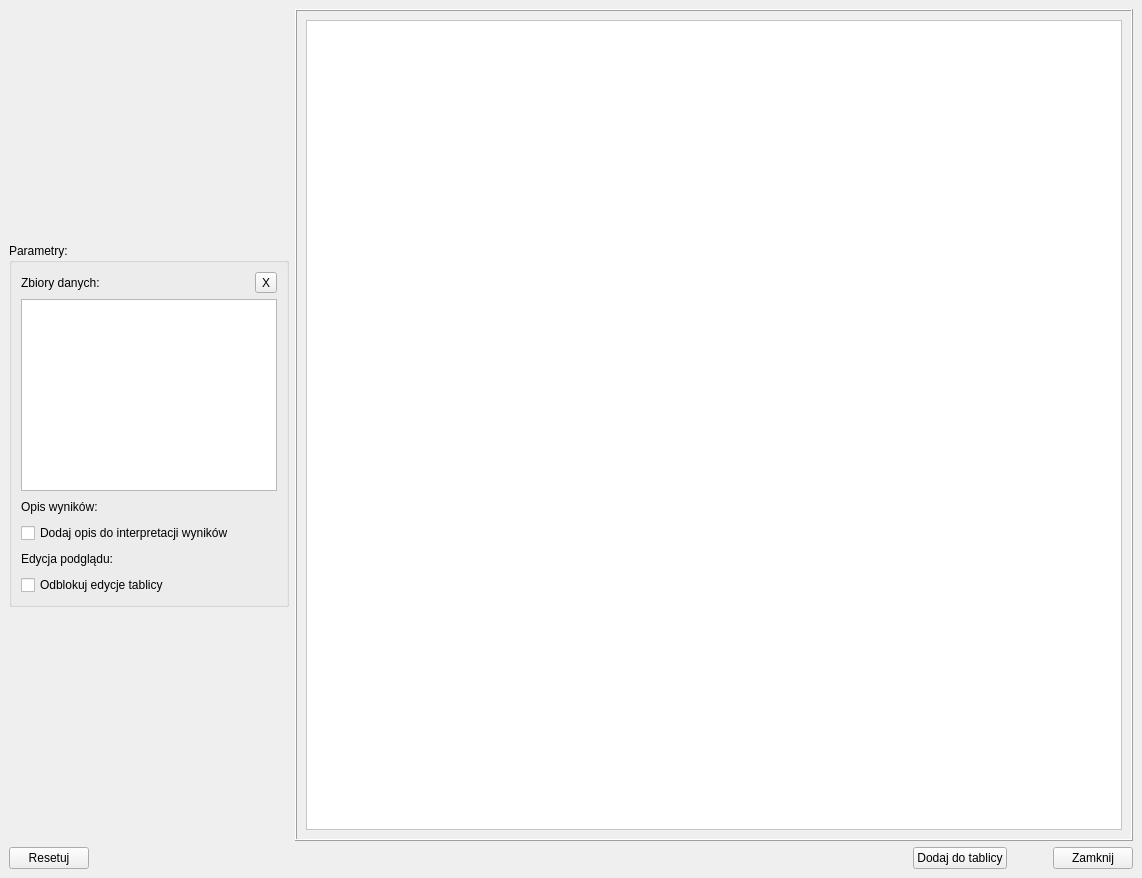
The window that ui/Analysis/test-anova-window.ui (OskarLewandowski/dex-data-experience) describes before a commit, drawn with Qt 5.
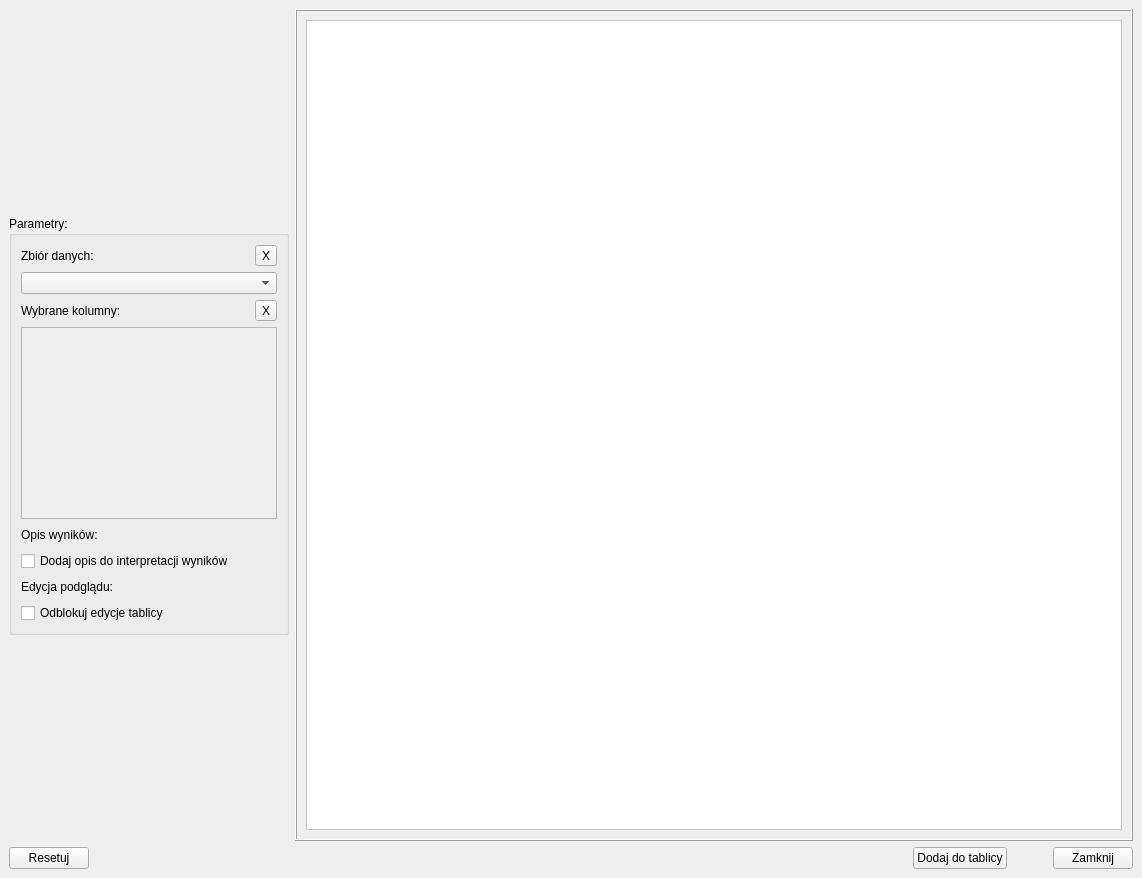
The same window after the commit.

Commit message: add functions for test anova, change correlation ui

```diff
--- a/ui/Analysis/test-anova-window.ui
+++ b/ui/Analysis/test-anova-window.ui
@@ -49,6 +49,54 @@
              <string>Parametry:</string>
             </property>
             <layout class="QVBoxLayout" name="verticalLayout_13">
+             <item>
+              <layout class="QVBoxLayout" name="verticalLayout_3">
+               <item>
+                <layout class="QHBoxLayout" name="horizontalLayout_3">
+                 <item>
+                  <widget class="QLabel" name="label">
+                   <property name="text">
+                    <string>Zbiór danych:</string>
+                   </property>
+                  </widget>
+                 </item>
+                 <item>
+                  <spacer name="horizontalSpacer">
+                   <property name="orientation">
+                    <enum>Qt::Horizontal</enum>
+                   </property>
+                   <property name="sizeHint" stdset="0">
+                    <size>
+                     <width>40</width>
+                     <height>20</height>
+                    </size>
+                   </property>
+                  </spacer>
+                 </item>
+                 <item>
+                  <widget class="QToolButton" name="toolButton_Data">
+                   <property name="text">
+                    <string>X</string>
+                   </property>
+                  </widget>
+                 </item>
+                </layout>
+               </item>
+               <item>
+                <widget class="QComboBox" name="comboBox_Data">
+                 <property name="minimumSize">
+                  <size>
+                   <width>250</width>
+                   <height>0</height>
+                  </size>
+                 </property>
+                 <property name="placeholderText">
+                  <string>Wybierz zbiór danych...</string>
+                 </property>
+                </widget>
+               </item>
+              </layout>
+             </item>
              <item>
               <layout class="QVBoxLayout" name="verticalLayout">
                <item>
@@ -56,7 +104,7 @@
                  <item>
                   <widget class="QLabel" name="label_2">
                    <property name="text">
-                    <string>Zbiory danych:</string>
+                    <string>Wybrane kolumny:</string>
                    </property>
                   </widget>
                  </item>
@@ -85,10 +133,10 @@
                <item>
                 <widget class="QListWidget" name="listWidget_Data_Columns">
                  <property name="enabled">
-                  <bool>true</bool>
+                  <bool>false</bool>
                  </property>
                  <property name="alternatingRowColors">
-                  <bool>true</bool>
+                  <bool>false</bool>
                  </property>
                  <property name="selectionMode">
                   <enum>QAbstractItemView::MultiSelection</enum>
```
Left out of the diff: 16 changed lines with no effect on the pictures. The commit also changes 4 other files.
